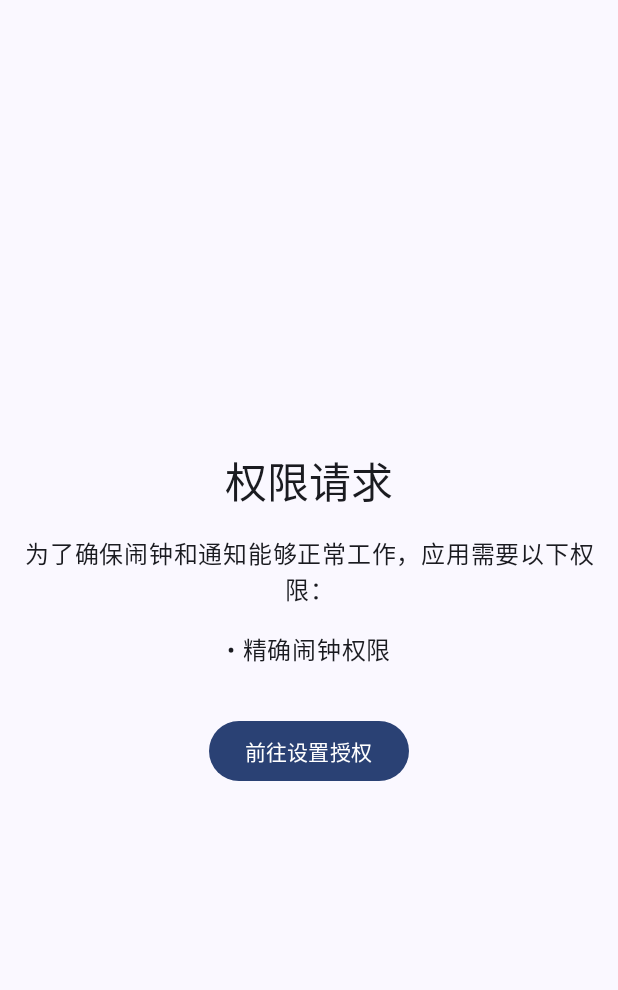
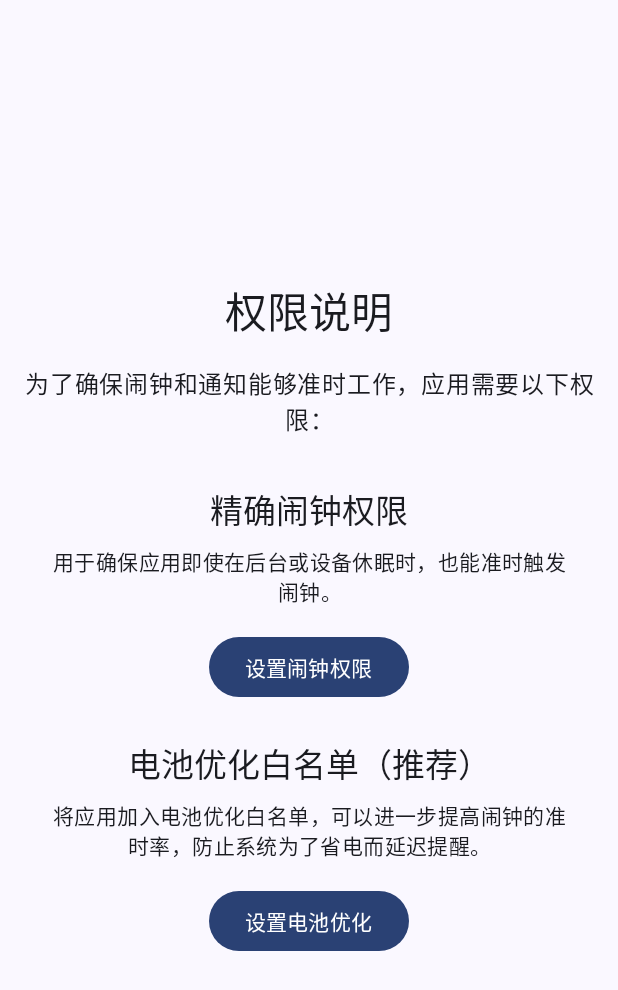
Before and after one commit to wzhzzmzzy/TodayAlarm, an Android app built with Jetpack Compose: the screen it shows after launch (MainActivity), on a phone screen of 412 x 824 dp. Shown: the top 990 px of the screen. Run offline under Robolectric (Android 15) with nearby library versions, the phone set to English and light mode, and no system bars; our stand-ins replace Dagger/Hilt's generated code; 2 statements that could not run were skipped.

Commit message:
fix: notify

```diff
--- a/app/src/main/java/com/busylab/todayalarm/MainActivity.kt
+++ b/app/src/main/java/com/busylab/todayalarm/MainActivity.kt
@@ -40,9 +40,15 @@ class MainActivity : ComponentActivity() {
                     TodayAlarmApp()
                 } else {
                     PermissionRequestScreen(
-                        missingPermissions = permissionState.missingPermissions,
-                        onGrantPermissionClick = {
+                        permissionState = permissionState,
+                        onGoToNotificationSettings = {
                             permissionManager.openAppSettings(this)
+                        },
+                        onGoToExactAlarmSettings = {
+                            permissionManager.requestExactAlarmPermission(this)
+                        },
+                        onGoToBatteryOptimizationSettings = {
+                            permissionManager.requestIgnoreBatteryOptimization(this)
                         }
                     )
                 }
--- a/app/src/main/java/com/busylab/todayalarm/ui/permission/PermissionScreen.kt
+++ b/app/src/main/java/com/busylab/todayalarm/ui/permission/PermissionScreen.kt
@@ -4,6 +4,7 @@ import androidx.compose.foundation.layout.Arrangement
 import androidx.compose.foundation.layout.Column
 import androidx.compose.foundation.layout.Spacer
 import androidx.compose.foundation.layout.fillMaxSize
+import androidx.compose.foundation.layout.fillMaxWidth
 import androidx.compose.foundation.layout.height
 import androidx.compose.foundation.layout.padding
 import androidx.compose.material3.Button
@@ -15,17 +16,22 @@ import androidx.compose.ui.Alignment
 import androidx.compose.ui.Modifier
 import androidx.compose.ui.text.style.TextAlign
 import androidx.compose.ui.unit.dp
+import com.busylab.todayalarm.system.permission.PermissionState
 
 /**
  * 权限请求界面
  *
- * @param missingPermissions 缺失的权限列表
- * @param onGrantPermissionClick 点击授权按钮的回调
+ * @param permissionState 当前的权限状态
+ * @param onGoToNotificationSettings 点击开启通知权限按钮的回调
+ * @param onGoToExactAlarmSettings 点击开启精确闹钟权限按钮的回调
+ * @param onGoToBatteryOptimizationSettings 点击忽略电池优化按钮的回调
  */
 @Composable
 fun PermissionRequestScreen(
-    missingPermissions: List<String>,
-    onGrantPermissionClick: () -> Unit
+    permissionState: PermissionState,
+    onGoToNotificationSettings: () -> Unit,
+    onGoToExactAlarmSettings: () -> Unit,
+    onGoToBatteryOptimizationSettings: () -> Unit
 ) {
     Scaffold { padding ->
         Column(
@@ -37,25 +43,76 @@ fun PermissionRequestScreen(
             horizontalAlignment = Alignment.CenterHorizontally
         ) {
             Text(
-                text = "权限请求",
+                text = "权限说明",
                 style = MaterialTheme.typography.headlineMedium
             )
             Spacer(modifier = Modifier.height(16.dp))
             Text(
-                text = "为了确保闹钟和通知能够正常工作，应用需要以下权限：",
+                text = "为了确保闹钟和通知能够准时工作，应用需要以下权限：",
                 textAlign = TextAlign.Center
             )
-            Spacer(modifier = Modifier.height(16.dp))
-            missingPermissions.forEach { permission ->
-                Text(
-                    text = "• $permission",
-                    style = MaterialTheme.typography.bodyLarge
+            Spacer(modifier = Modifier.height(32.dp))
+
+            // 通知权限
+            if (!permissionState.hasNotificationPermission) {
+                PermissionItem(
+                    title = "通知权限",
+                    description = "用于在计划时间到达时向您发送提醒通知。",
+                    buttonText = "开启通知",
+                    onClick = onGoToNotificationSettings
                 )
+                Spacer(modifier = Modifier.height(24.dp))
             }
-            Spacer(modifier = Modifier.height(32.dp))
-            Button(onClick = onGrantPermissionClick) {
-                Text("前往设置授权")
+
+            // 精确闹钟权限
+            if (!permissionState.hasExactAlarmPermission) {
+                PermissionItem(
+                    title = "精确闹钟权限",
+                    description = "用于确保应用即使在后台或设备休眠时，也能准时触发闹钟。",
+                    buttonText = "设置闹钟权限",
+                    onClick = onGoToExactAlarmSettings
+                )
+                Spacer(modifier = Modifier.height(24.dp))
+            }
+
+            // 电池优化（可选）
+            if (!permissionState.isBatteryOptimizationIgnored) {
+                PermissionItem(
+                    title = "电池优化白名单（推荐）",
+                    description = "将应用加入电池优化白名单，可以进一步提高闹钟的准时率，防止系统为了省电而延迟提醒。",
+                    buttonText = "设置电池优化",
+                    onClick = onGoToBatteryOptimizationSettings
+                )
             }
         }
     }
 }
+
+@Composable
+private fun PermissionItem(
+    title: String,
+    description: String,
+    buttonText: String,
+    onClick: () -> Unit
+) {
+    Column(
+        modifier = Modifier.fillMaxWidth(),
+        horizontalAlignment = Alignment.CenterHorizontally
+    ) {
+        Text(
+            text = title,
+            style = MaterialTheme.typography.titleLarge
+        )
+        Spacer(modifier = Modifier.height(8.dp))
+        Text(
+            text = description,
+            style = MaterialTheme.typography.bodyMedium,
+            textAlign = TextAlign.Center,
+            modifier = Modifier.padding(horizontal = 16.dp)
+        )
+        Spacer(modifier = Modifier.height(16.dp))
+        Button(onClick = onClick) {
+            Text(buttonText)
+        }
+    }
+}
--- a/app/src/main/java/com/busylab/todayalarm/ui/viewmodel/HomeViewModel.kt
+++ b/app/src/main/java/com/busylab/todayalarm/ui/viewmodel/HomeViewModel.kt
@@ -167,7 +167,7 @@ class HomeViewModel @Inject constructor(
             try {
                 val timeZone = TimeZone.currentSystemDefault()
                 val now = Clock.System.now()
-                val triggerTime = now.plus(5, DateTimeUnit.SECOND, timeZone)
+                val triggerTime = now.plus(60, DateTimeUnit.SECOND, timeZone)
                 val nowLocalDateTime = now.toLocalDateTime(timeZone)
 
                 // 创建一个调试用的计划
@@ -189,7 +189,7 @@ class HomeViewModel @Inject constructor(
                 alarmScheduler.scheduleAlarm(debugPlan)
 
                 // 显示成功消息
-                _uiEvent.emit(HomeUiEvent.ShowSnackbar("测试闹钟已安排在5秒后"))
+                _uiEvent.emit(HomeUiEvent.ShowSnackbar("测试闹钟已安排在60秒后"))
             } catch (e: Exception) {
                 _uiEvent.emit(HomeUiEvent.ShowError("安排调试闹钟失败: ${e.message}"))
             }
```
